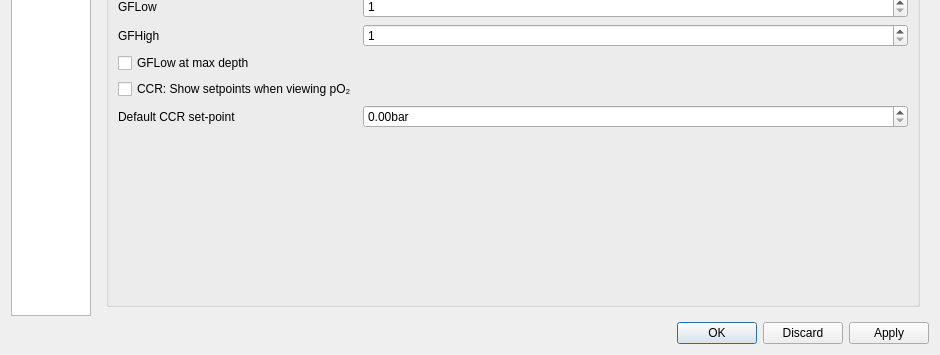
The window that qt-ui/preferences.ui (subsurface/subsurface) describes before a commit, drawn with Qt 5; both pictures show x 0 to 940 and y 401 to 756 of the 940 by 756 pixel window.
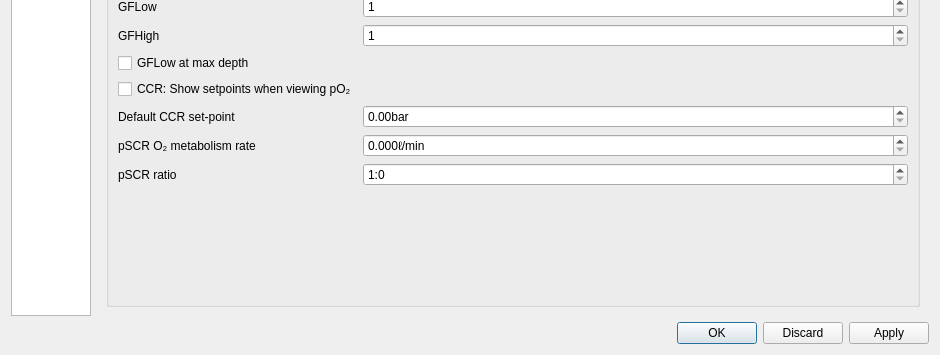
The same window after the commit. The open tabs and pages were chosen to show the change. Icons and pictures are not drawn.

Commit message: UI for pSCR preferences

Patch:
```diff
--- a/qt-ui/preferences.ui
+++ b/qt-ui/preferences.ui
@@ -819,6 +819,40 @@
               </property>
              </widget>
             </item>
+            <item row="8" column="0">
+             <widget class="QLabel" name="pSCR">
+              <property name="text">
+               <string>pSCR O₂ metabolism rate</string>
+              </property>
+             </widget>
+            </item>
+            <item row="9" column="0">
+             <widget class="QLabel" name="label_28">
+              <property name="text">
+               <string>pSCR ratio</string>
+              </property>
+             </widget>
+            </item>
+            <item row="8" column="1">
+             <widget class="QDoubleSpinBox" name="psro2rate">
+              <property name="suffix">
+               <string>ℓ/min</string>
+              </property>
+              <property name="decimals">
+               <number>3</number>
+              </property>
+             </widget>
+            </item>
+            <item row="9" column="1">
+             <widget class="QSpinBox" name="pscrfactor">
+              <property name="suffix">
+               <string/>
+              </property>
+              <property name="prefix">
+               <string>1:</string>
+              </property>
+             </widget>
+            </item>
            </layout>
           </widget>
          </item>
```
Left out of the diff: 8 changed lines with no effect on the pictures. The commit also changes 1 other file.
